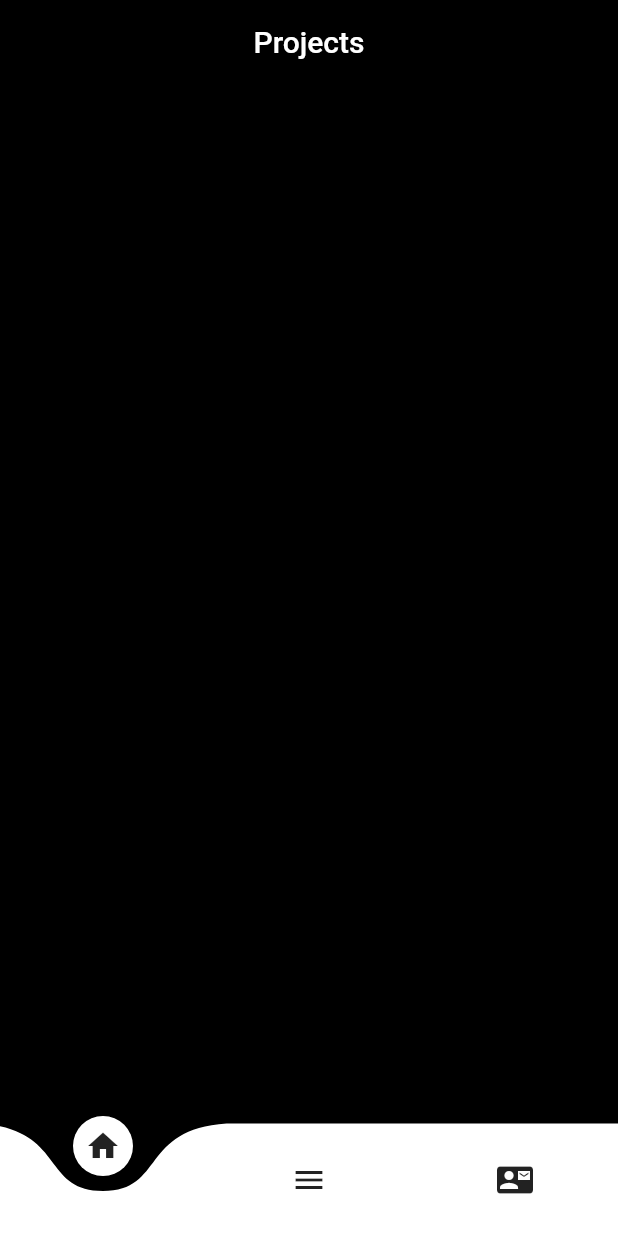
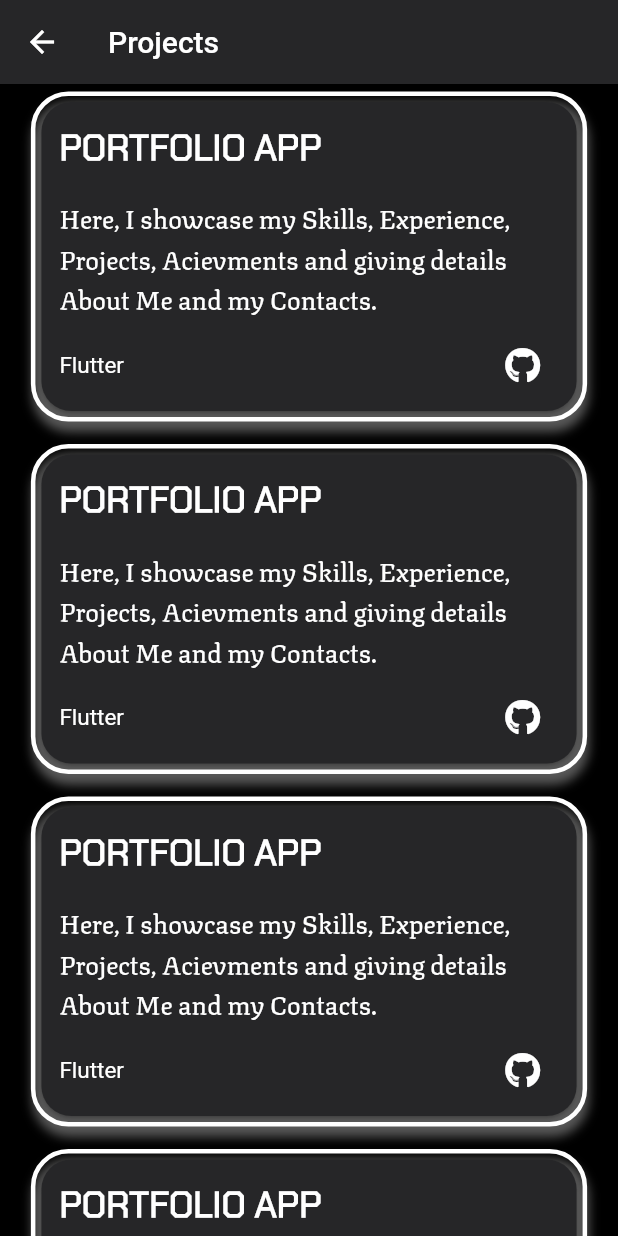
Before and after one commit to sj-15/Portfolio-App, a Flutter app: the MyProject screen opened by its route, on a phone screen of 412 x 824 dp. Run offline on Flutter 3.47's test engine with Material 2 defaults, Android fonts, the phone set to English and light mode, and no system bars; drawn by our look-alikes of curved_navigation_bar; our stand-ins replace animated_text_kit, font_awesome_flutter, sliding_sheet; Roboto replaces fonts that are missing (Soho).

Commit message:
Projects Page

```diff
--- a/lib/main.dart
+++ b/lib/main.dart
@@ -7,7 +7,7 @@ void main() {
   runApp(
     MaterialApp(
       theme: ThemeData(fontFamily: 'Soho'),
-      initialRoute: '/about',
+      initialRoute: '/',
       debugShowCheckedModeBanner: false,
       routes: {
         '/project': (context) => const MyProject(),
--- a/lib/projects.dart
+++ b/lib/projects.dart
@@ -1,5 +1,6 @@
 import 'package:curved_navigation_bar/curved_navigation_bar.dart';
 import 'package:flutter/material.dart';
+import 'package:font_awesome_flutter/font_awesome_flutter.dart';
 
 class MyProject extends StatefulWidget {
   const MyProject({super.key});
@@ -9,31 +10,138 @@ class MyProject extends StatefulWidget {
 }
 
 class _MyProjectState extends State<MyProject> {
+  myPro(title, skill, des) {
+    return Container(
+      height: 220,
+      width: MediaQuery.of(context).size.width * 0.9,
+      decoration: BoxDecoration(
+        border: Border.all(width: 3, color: Colors.white),
+        borderRadius: BorderRadius.circular(25),
+        boxShadow: const [
+          BoxShadow(
+            blurRadius: 5,
+            color: Color.fromARGB(255, 88, 88, 88),
+            offset: Offset(1, 7),
+          ),
+        ],
+      ),
+      child: Card(
+        shape: RoundedRectangleBorder(
+          borderRadius: BorderRadius.circular(20),
+        ),
+        color: const Color(0xff262628),
+        child: Container(
+          padding: const EdgeInsets.only(left: 12, right: 12, top: 8),
+          child: Column(
+            crossAxisAlignment: CrossAxisAlignment.start,
+            mainAxisAlignment: MainAxisAlignment.spaceEvenly,
+            children: [
+              Text(
+                title,
+                style: const TextStyle(
+                    fontSize: 24,
+                    color: Colors.white,
+                    fontFamily: "Chakra",
+                    fontWeight: FontWeight.bold),
+              ),
+              const SizedBox(height: 5),
+              Text(
+                des,
+                style: const TextStyle(
+                  color: Colors.white,
+                  fontSize: 17,
+                  fontFamily: "Texturina",
+                ),
+              ),
+              // const SizedBox(height: 10),
+              Row(
+                mainAxisAlignment: MainAxisAlignment.spaceBetween,
+                children: [
+                  Text(
+                    skill,
+                    style: const TextStyle(
+                      fontSize: 15,
+                      color: Colors.white,
+                    ),
+                  ),
+                  IconButton(
+                    onPressed: () {},
+                    icon: const Icon(
+                      FontAwesomeIcons.github,
+                      color: Colors.white,
+                    ),
+                  ),
+                ],
+              ),
+            ],
+          ),
+        ),
+      ),
+    );
+  }
+
+  var selectedindex;
+
   @override
   Widget build(BuildContext context) {
     return Scaffold(
       backgroundColor: Colors.black,
-      extendBodyBehindAppBar: true,
+      // extendBodyBehindAppBar: true,
       appBar: AppBar(
         elevation: 0,
-        backgroundColor: Colors.transparent,
-        automaticallyImplyLeading: false,
+        backgroundColor: Color(0xff262628),
+        automaticallyImplyLeading: true,
         title: Container(
-          alignment: Alignment.center,
+          alignment: Alignment.topLeft,
           child: const Text(
             'Projects',
           ),
         ),
         foregroundColor: Colors.white,
       ),
-      bottomNavigationBar: CurvedNavigationBar(
-        backgroundColor: Colors.transparent,
-        items: const [
-          Icon(Icons.home),
-          Icon(Icons.menu),
-          Icon(Icons.contact_mail),
-        ],
+
+      body: SingleChildScrollView(
+        child: Container(
+          margin: const EdgeInsets.only(top: 5),
+          alignment: Alignment.center,
+          child: Column(
+            crossAxisAlignment: CrossAxisAlignment.center,
+            children: [
+              myPro('PORTFOLIO APP', 'Flutter',
+                  'Here, I showcase my Skills, Experience, Projects, Acievments and giving details About Me and my Contacts.'),
+              const SizedBox(
+                height: 15,
+              ),
+              myPro('PORTFOLIO APP', 'Flutter',
+                  'Here, I showcase my Skills, Experience, Projects, Acievments and giving details About Me and my Contacts.'),
+              const SizedBox(
+                height: 15,
+              ),
+              myPro('PORTFOLIO APP', 'Flutter',
+                  'Here, I showcase my Skills, Experience, Projects, Acievments and giving details About Me and my Contacts.'),
+              const SizedBox(
+                height: 15,
+              ),
+              myPro('PORTFOLIO APP', 'Flutter',
+                  'Here, I showcase my Skills, Experience, Projects, Acievments and giving details About Me and my Contacts.'),
+            ],
+          ),
+        ),
       ),
+      // bottomNavigationBar: CurvedNavigationBar(
+      //   height: 50,
+      //   backgroundColor: Colors.transparent,
+      //   animationDuration: const Duration(milliseconds: 300),
+      //   onTap: (index) {
+      //     selectedindex = index;
+      //   },
+      //   items: const [
+      //     Icon(Icons.face),
+      //     Icon(Icons.home),
+      //     Icon(Icons.menu),
+      //     Icon(Icons.contact_mail),
+      //   ],
+      // ),
     );
   }
 }
```
Also changed, not shown: lib/aboutsc.dart (+45 -36 lines), lib/homepage.dart (+44 -6 lines), pubspec.yaml (+24 -7 lines), fonts/Chakra.ttf (added), fonts/Lobster-Regular.ttf (added), fonts/Satisfy-Regular.ttf (added), fonts/Texturina.ttf (added), fonts/dancing.ttf (renamed from assets/fonts/DancingScript-VariableFont_wght.ttf), fonts/newrock.ttf (added).
